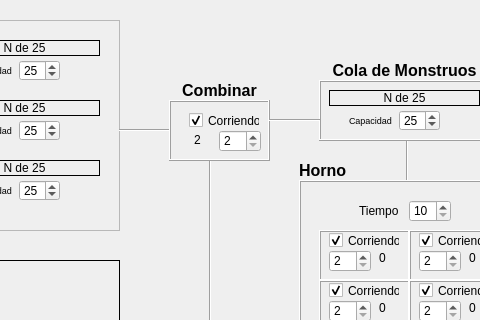
The window that EstructurasDeDatos(cpp)/MonsterFactoryProject2024130345/mainwindow.ui (Ale083/ProyectosTEC) describes before a commit, drawn with Qt 5; both pictures show x 201 to 681 and y 0 to 320 of the 809 by 581 pixel window.
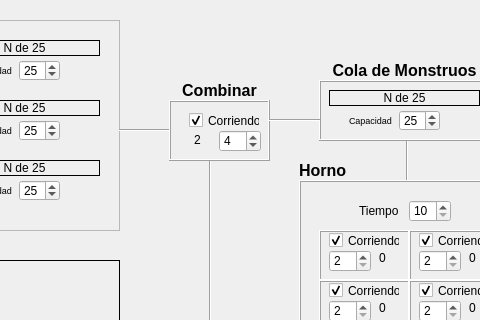
The same window after the commit.

The edit to the form file:
```diff
--- a/EstructurasDeDatos(cpp)/MonsterFactoryProject2024130345/mainwindow.ui
+++ b/EstructurasDeDatos(cpp)/MonsterFactoryProject2024130345/mainwindow.ui
@@ -552,6 +552,9 @@
      <property name="maximum">
       <number>20</number>
      </property>
+     <property name="value">
+      <number>4</number>
+     </property>
     </widget>
     <widget class="QLabel" name="lblCountdownCombinar">
      <property name="geometry">
```
